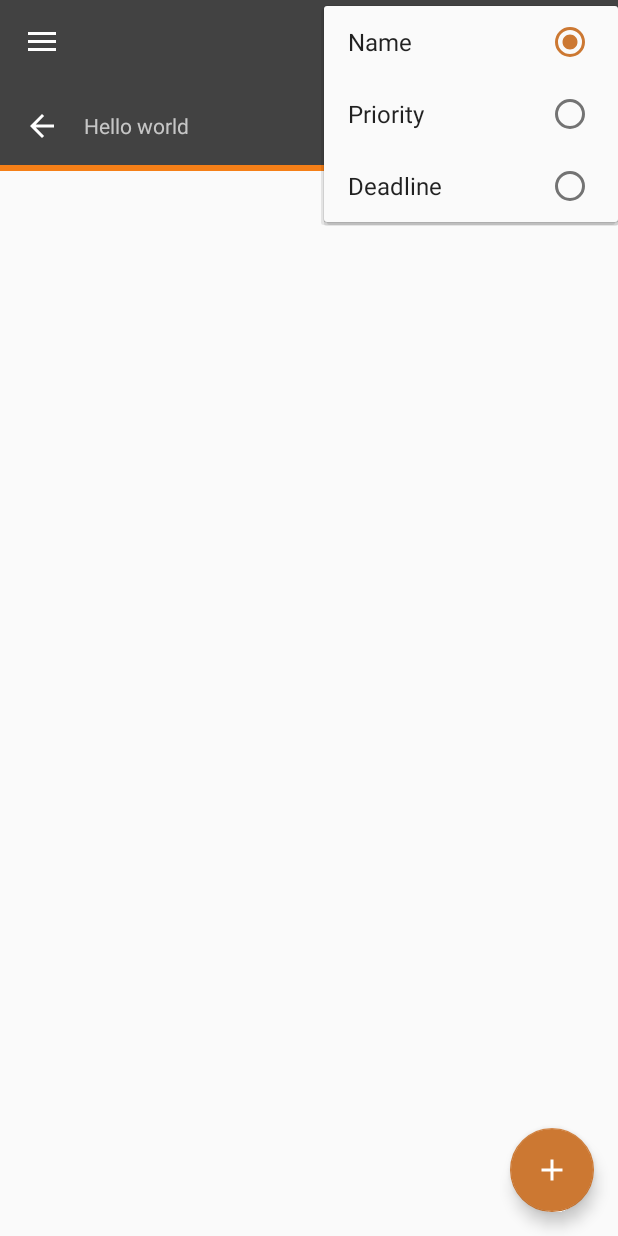
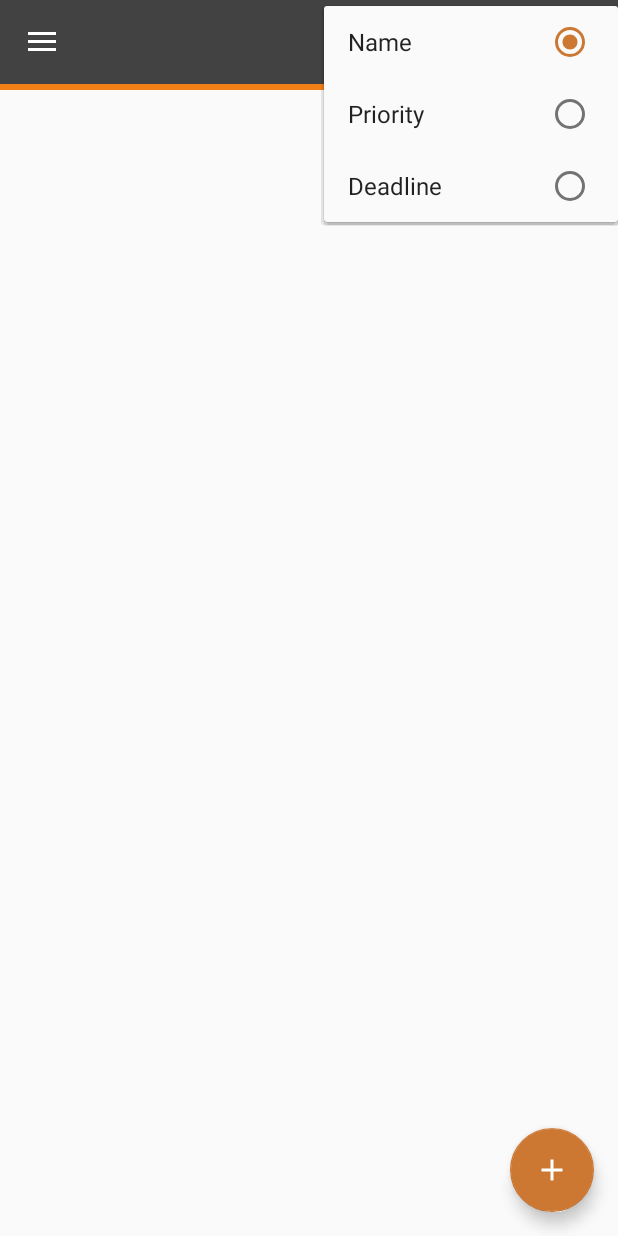
Before and after one commit to FlorianArnould/Todo, an Android app: the fragment ProjectFragment placed in its activity, after a tap on "Sort", on a phone screen of 412 x 824 dp. Run offline under Robolectric (Android 15) with nearby library versions, the phone set to English and light mode, and no system bars; 4 statements that could not run were skipped.

Commit message:
remove project fragment header

```diff
--- a/app/src/main/java/fr/socket/flo/todo/database/DataManager.java
+++ b/app/src/main/java/fr/socket/flo/todo/database/DataManager.java
@@ -5,10 +5,9 @@ import android.content.Context;
 import android.database.Cursor;
 import android.database.sqlite.SQLiteDatabase;
 import android.database.sqlite.SQLiteOpenHelper;
+import android.util.Log;
 import android.util.SparseArray;
 
-import java.text.DateFormat;
-import java.text.ParseException;
 import java.text.SimpleDateFormat;
 import java.util.Date;
 import java.util.Locale;
@@ -24,11 +23,12 @@ public class DataManager {
 	// TODO: 14/05/17 Refactor queries
 	private static DataManager _dataManager;
 	private final SparseArray<OnDataChangedListener> _listeners;
+	private final SimpleDateFormat _dateFormat;
 	private SQLiteOpenHelper _dbOpenHelper;
-	private static final SimpleDateFormat DATE_FORMAT = new SimpleDateFormat("dd-mm-yyyy HH:mm:ss", Locale.FRENCH);
 
 	private DataManager() {
 		_listeners = new SparseArray<>();
+		_dateFormat = new SimpleDateFormat("dd-mm-yyyy HH:mm:ss", Locale.FRENCH);
 	}
 
 	public static DataManager getInstance() {
@@ -103,9 +103,9 @@ public class DataManager {
 		ContentValues values = new ContentValues();
 		values.put("name", project.getName());
 		values.put("color", project.getColor());
-		if(project.hasDeadline()) {
-			values.put("deadline", DATE_FORMAT.format(project.getDeadline()));
-		}else{
+		if (project.hasDeadline()) {
+			values.put("deadline", _dateFormat.format(project.getDeadline()));
+		} else {
 			values.putNull("deadline");
 		}
 		values.put("priority", project.getPriority());
@@ -119,9 +119,9 @@ public class DataManager {
 		values.put("project_id", task.getProjectId());
 		values.put("name", task.getName());
 		values.put("color", task.getColor());
-		if(task.hasDeadline()) {
-			values.put("deadline", DATE_FORMAT.format(task.getDeadline()));
-		}else{
+		if (task.hasDeadline()) {
+			values.put("deadline", _dateFormat.format(task.getDeadline()));
+		} else {
 			values.putNull("deadline");
 		}
 		values.put("priority", task.getPriority());
@@ -134,9 +134,9 @@ public class DataManager {
 		ContentValues values = new ContentValues();
 		values.put("name", project.getName());
 		values.put("color", project.getColor());
-		if(project.hasDeadline()) {
-			values.put("deadline", DATE_FORMAT.format(project.getDeadline()));
-		}else{
+		if (project.hasDeadline()) {
+			values.put("deadline", _dateFormat.format(project.getDeadline()));
+		} else {
 			values.putNull("deadline");
 		}
 		values.put("priority", project.getPriority());
@@ -149,9 +149,9 @@ public class DataManager {
 		ContentValues values = new ContentValues();
 		values.put("name", task.getName());
 		values.put("color", task.getColor());
-		if(task.hasDeadline()) {
-			values.put("deadline", DATE_FORMAT.format(task.getDeadline()));
-		}else{
+		if (task.hasDeadline()) {
+			values.put("deadline", _dateFormat.format(task.getDeadline()));
+		} else {
 			values.putNull("deadline");
 		}
 		values.put("priority", task.getPriority());
@@ -190,26 +190,27 @@ public class DataManager {
 	}
 
 	// TODO: 13/05/17 get the current task with another criteria
-	private int getCurrentTask(int projectId){
+	private int getCurrentTask(int projectId) {
 		String query = "SELECT id FROM tasks " +
 				"WHERE state = '" + Task.State.IN_PROGRESS.name() + "' AND project_id='" + projectId + "'";
 		SQLiteDatabase db = _dbOpenHelper.getWritableDatabase();
 		Cursor cursor = db.rawQuery(query, null, null);
 		int taskId;
-		if(cursor.moveToNext()){
+		if (cursor.moveToNext()) {
 			taskId = cursor.getInt(0);
-		}else{
-			taskId =  Project.NONE;
+		} else {
+			taskId = Project.NONE;
 		}
 		cursor.close();
 		return taskId;
 	}
 
-	private Date stringToDate(String string){
+	private Date stringToDate(String string) {
 		Date date;
-		try{
-			date = DATE_FORMAT.parse(string);
-		}catch (Exception e){
+		try {
+			date = _dateFormat.parse(string);
+		} catch (Exception e) {
+			Log.d("Parse sql string", "Date wasn't parse");
 			date = null;
 		}
 		return date;
--- a/app/src/main/java/fr/socket/flo/todo/view/fragments/AllProjectsFragment.java
+++ b/app/src/main/java/fr/socket/flo/todo/view/fragments/AllProjectsFragment.java
@@ -9,8 +9,6 @@ import android.support.v4.app.Fragment;
 import android.support.v7.widget.SearchView;
 import android.util.Log;
 import android.view.LayoutInflater;
-import android.view.Menu;
-import android.view.MenuInflater;
 import android.view.View;
 import android.view.ViewGroup;
 import android.widget.Filterable;
@@ -20,11 +18,9 @@ import fr.socket.flo.todo.R;
 import fr.socket.flo.todo.model.Project;
 import fr.socket.flo.todo.model.Sorter;
 import fr.socket.flo.todo.view.activity.MainActivity;
-import fr.socket.flo.todo.view.activity.OnSortChangedListener;
 import fr.socket.flo.todo.view.dialog.DialogManager;
 import fr.socket.flo.todo.view.dialog.OnDialogFinishedListener;
 import fr.socket.flo.todo.view.fragments.adapters.ProjectsAdapter;
-import fr.socket.flo.todo.view.fragments.adapters.SortableAdapter;
 
 /**
  * @author Florian Arnould
@@ -33,7 +29,7 @@ import fr.socket.flo.todo.view.fragments.adapters.SortableAdapter;
 public class AllProjectsFragment extends MainActivityFragment {
 	private static final String SORT_PREFERENCES_KEY = "all_projects_fragment_sort";
 
-	public AllProjectsFragment(){
+	public AllProjectsFragment() {
 		super(SORT_PREFERENCES_KEY);
 	}
 
--- a/app/src/main/java/fr/socket/flo/todo/view/fragments/MainActivityFragment.java
+++ b/app/src/main/java/fr/socket/flo/todo/view/fragments/MainActivityFragment.java
@@ -19,10 +19,10 @@ import fr.socket.flo.todo.view.fragments.adapters.SortableAdapter;
  * @version 1.0
  */
 public abstract class MainActivityFragment extends ListFragment {
-	private final String _sort_preference_key;
+	private final String _sortPreferenceKey;
 
-	public MainActivityFragment(String sort_preference_key){
-		_sort_preference_key = sort_preference_key;
+	public MainActivityFragment(String sortPreferenceKey) {
+		_sortPreferenceKey = sortPreferenceKey;
 	}
 
 	protected MainActivity getMainActivity() {
@@ -41,13 +41,13 @@ public abstract class MainActivityFragment extends ListFragment {
 	public void onCreateOptionsMenu(Menu menu, MenuInflater inflater) {
 		MainActivity activity = getMainActivity();
 		final SharedPreferences pref = activity.getSharedPreferences(getString(R.string.preferences_name_key), Context.MODE_PRIVATE);
-		String sort = pref.getString(_sort_preference_key, Sorter.SortingWay.BY_NAME.name());
+		String sort = pref.getString(_sortPreferenceKey, Sorter.SortingWay.BY_NAME.name());
 		Sorter.SortingWay sortingWay = Sorter.SortingWay.valueOf(sort);
 		activity.setSortWay(sortingWay);
 		activity.setOnSortChangedListener(new OnSortChangedListener() {
 			@Override
 			public void onSortChangedListener(Sorter.SortingWay way) {
-				pref.edit().putString(_sort_preference_key, way.name()).apply();
+				pref.edit().putString(_sortPreferenceKey, way.name()).apply();
 				SortableAdapter adapter = (SortableAdapter)getListAdapter();
 				adapter.changeSortingWay(way);
 			}
--- a/app/src/main/java/fr/socket/flo/todo/view/fragments/ProjectFragment.java
+++ b/app/src/main/java/fr/socket/flo/todo/view/fragments/ProjectFragment.java
@@ -10,8 +10,6 @@ import android.support.v4.app.Fragment;
 import android.support.v7.widget.SearchView;
 import android.util.Log;
 import android.view.LayoutInflater;
-import android.view.Menu;
-import android.view.MenuInflater;
 import android.view.View;
 import android.view.ViewGroup;
 import android.view.animation.DecelerateInterpolator;
@@ -25,10 +23,8 @@ import fr.socket.flo.todo.database.OnObjectLoadedListener;
 import fr.socket.flo.todo.model.Project;
 import fr.socket.flo.todo.model.Sorter;
 import fr.socket.flo.todo.view.activity.MainActivity;
-import fr.socket.flo.todo.view.activity.OnSortChangedListener;
 import fr.socket.flo.todo.view.dialog.DialogManager;
 import fr.socket.flo.todo.view.dialog.OnDialogFinishedListener;
-import fr.socket.flo.todo.view.fragments.adapters.SortableAdapter;
 import fr.socket.flo.todo.view.fragments.adapters.TasksAdapter;
 
 /**
@@ -42,7 +38,7 @@ public class ProjectFragment extends MainActivityFragment {
 	private int _projectId;
 	private View _view;
 
-	public ProjectFragment(){
+	public ProjectFragment() {
 		super(SORT_PREFERENCES_KEY);
 	}
 
@@ -60,13 +56,6 @@ public class ProjectFragment extends MainActivityFragment {
 		_view = inflater.inflate(R.layout.fragment_project, container, false);
 		cleanView(_view);
 		setHasOptionsMenu(true);
-		ImageButton returnButton = (ImageButton)_view.findViewById(R.id.return_button);
-		returnButton.setOnClickListener(new View.OnClickListener() {
-			@Override
-			public void onClick(View v) {
-				onActivityBackPressed();
-			}
-		});
 		return _view;
 	}
 
--- a/app/src/main/java/fr/socket/flo/todo/view/fragments/filters/NameableFilter.java
+++ b/app/src/main/java/fr/socket/flo/todo/view/fragments/filters/NameableFilter.java
@@ -29,7 +29,6 @@ public class NameableFilter extends Filter {
 		if (constraint != null && constraint.length() > 0) {
 			Collection<Nameable> tempList = new ArrayList<>();
 			for (Nameable nameable : _objects) {
-				// TODO: 13/05/17 change to use Pattern java
 				if (nameable.getName().toLowerCase().contains(constraint.toString().toLowerCase())) {
 					tempList.add(nameable);
 				}
--- a/app/src/main/res/layout/fragment_project.xml
+++ b/app/src/main/res/layout/fragment_project.xml
@@ -1,82 +1,50 @@
 <?xml version="1.0" encoding="utf-8"?>
 <android.support.design.widget.CoordinatorLayout
+    android:id="@+id/parent"
     xmlns:android="http://schemas.android.com/apk/res/android"
+    xmlns:app="http://schemas.android.com/apk/res-auto"
     xmlns:tools="http://schemas.android.com/tools"
-    xmlns:app="http://schemas.android.com/apk/res-auto"
     android:layout_width="match_parent"
     android:layout_height="match_parent">
-
-    <LinearLayout
-        android:layout_width="match_parent"
-        android:layout_height="match_parent"
-        android:orientation="vertical">
-
-        <RelativeLayout
-            android:id="@+id/header"
-            android:layout_width="match_parent"
-            android:layout_height="wrap_content"
-            android:padding="@dimen/text_margin"
-            android:background="@color/colorPrimary"
-            android:theme="@style/AppTheme.AppBarOverlay">
-
-            <ImageButton
-                android:id="@+id/return_button"
-                android:layout_width="wrap_content"
-                android:layout_height="wrap_content"
-                android:src="@drawable/ic_arrow_back"
-                android:tint="@android:color/white"
-                android:contentDescription="@string/return_button_description"
-                android:background="?attr/selectableItemBackgroundBorderless"/>
-
-            <TextView
-                android:layout_width="match_parent"
-                android:layout_height="wrap_content"
-                android:layout_marginStart="@dimen/text_margin"
-                android:layout_centerVertical="true"
-                android:layout_toEndOf="@id/return_button"
-                android:text="Hello world"/>
-
-        </RelativeLayout>
 
     <ListView
         android:id="@+id/android:list"
         android:name="fr.socket.flo.todo.view.AllProjectsFragment"
         android:layout_width="match_parent"
         android:layout_height="match_parent"
+        android:paddingTop="@dimen/project_progress_height"
         android:divider="@null"
         tools:context="fr.socket.flo.todo.view.fragments.ProjectFragment"
         tools:listitem="@layout/fragment_task_row"/>
 
-    </LinearLayout>
-
     <ProgressBar
         android:id="@+id/waiting_progress"
+        style="?android:attr/progressBarStyleHorizontal"
         android:layout_width="match_parent"
-        android:layout_height="wrap_content"
+        android:layout_height="@dimen/project_progress_height"
+        android:progressBackgroundTint="@android:color/transparent"
         android:progressTint="@color/waiting"
-        android:progressBackgroundTint="@android:color/transparent"
-        style="?android:attr/progressBarStyleHorizontal"
-        app:layout_anchor="@id/header"
-        app:layout_anchorGravity="bottom"/>
+        app:layout_anchor="@id/android:list"
+        app:layout_anchorGravity="top"/>
 
     <ProgressBar
         android:id="@+id/in_progress"
+        style="?android:attr/progressBarStyleHorizontal"
         android:layout_width="match_parent"
-        android:layout_height="wrap_content"
+        android:layout_height="@dimen/project_progress_height"
+        android:progressBackgroundTint="@android:color/transparent"
         android:progressTint="@color/inProgress"
-        android:progressBackgroundTint="@android:color/transparent"
-        style="?android:attr/progressBarStyleHorizontal"
-        app:layout_anchor="@id/header"
-        app:layout_anchorGravity="bottom"/>
+        app:layout_anchor="@id/android:list"
+        app:layout_anchorGravity="top"/>
 
     <ProgressBar
         android:id="@+id/complete_progress"
+        style="?android:attr/progressBarStyleHorizontal"
         android:layout_width="match_parent"
-        android:layout_height="wrap_content"
+        android:layout_height="@dimen/project_progress_height"
+        android:progressBackgroundTint="@android:color/transparent"
         android:progressTint="@color/complete"
-        android:progressBackgroundTint="@android:color/transparent"
-        style="?android:attr/progressBarStyleHorizontal"
-        app:layout_anchor="@id/header"
-        app:layout_anchorGravity="bottom"/>
+        app:layout_anchor="@id/android:list"
+        app:layout_anchorGravity="top"/>
 
 </android.support.design.widget.CoordinatorLayout>
--- a/app/src/main/res/values/dimens.xml
+++ b/app/src/main/res/values/dimens.xml
@@ -6,4 +6,5 @@
     <dimen name="nav_header_height">80dp</dimen>
     <dimen name="fab_margin">16dp</dimen>
     <dimen name="text_margin">16dp</dimen>
+    <dimen name="project_progress_height">4dp</dimen>
 </resources>
```
Lines whose indentation alone changed are shown as unchanged.
